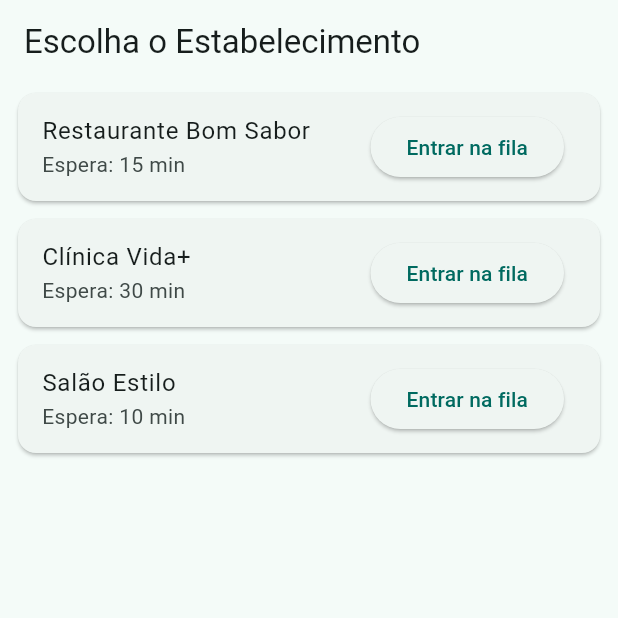
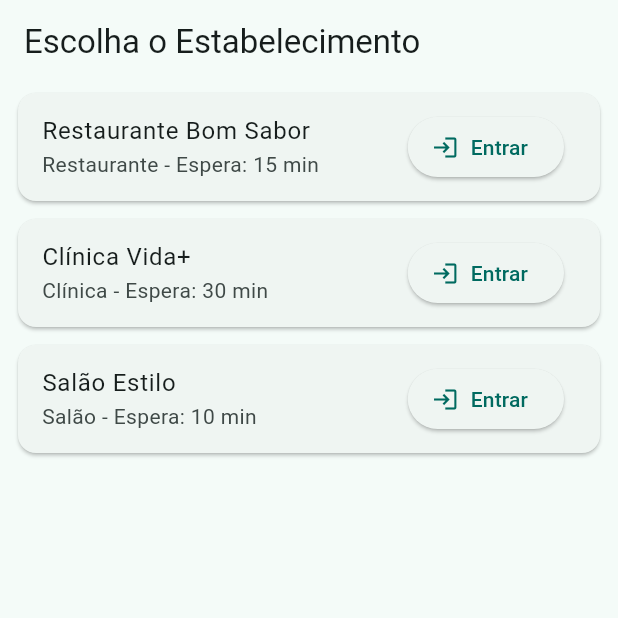
Before and after one commit to Alderi-Jr/Fila-Livre, a Flutter app: the screen it shows after launch, on a phone screen of 412 x 824 dp, the top half of it. Run offline on Flutter 3.47's test engine with Material 3 defaults, Android fonts, the phone set to English and light mode, and no system bars.

Commit message:
Feat: Melhorando a pare visial do projeto

```diff
--- a/lib/app.dart
+++ b/lib/app.dart
@@ -9,11 +9,20 @@ class FilaLivreApp extends StatelessWidget {
   @override
   Widget build(BuildContext context) {
     return MaterialApp(
+      debugShowCheckedModeBanner: false,
       title: 'Fila Livre',
       theme: ThemeData(
         colorScheme: ColorScheme.fromSeed(seedColor: Colors.teal),
         useMaterial3: true,
       ),
+      darkTheme: ThemeData(
+    colorScheme: ColorScheme.fromSeed(
+    seedColor: Colors.teal,
+    brightness: Brightness.dark,
+    ),
+        useMaterial3: true,
+      ),
+      themeMode: ThemeMode.system,
       initialRoute: '/',
       routes: {
         '/': (_) => const SplashScreen(),
--- a/lib/screens/estabelecimento_screen.dart
+++ b/lib/screens/estabelecimento_screen.dart
@@ -22,12 +22,19 @@ class EstabelecimentoScreen extends StatelessWidget {
             margin: const EdgeInsets.symmetric(horizontal: 12, vertical: 6),
             child: ListTile(
               title: Text(est.nome),
-              subtitle: Text("Espera: ${est.tempoEspera} min"),
-              trailing: ElevatedButton(
+              subtitle: Text("${est.tipo} - Espera: ${est.tempoEspera} min"),
+              trailing: ElevatedButton.icon(
                 onPressed: () {
+                  ScaffoldMessenger.of(context).showSnackBar(
+                    SnackBar(
+                      content: Text('Você entrou na fila de ${est.nome}'),
+                      duration: const Duration(seconds: 2),
+                    ),
+                  );
                   Navigator.pushNamed(context, '/fila');
                 },
-                child: const Text("Entrar na fila"),
+                icon: const Icon(Icons.login),
+                label: const Text("Entrar"),
               ),
             ),
           );
--- a/pubspec.yaml
+++ b/pubspec.yaml
@@ -1,5 +1,5 @@
 name: filalivre
-description: "A new Flutter project."
+description: "Fila Livre"
 # The following line prevents the package from being accidentally published to
 # pub.dev using `flutter pub publish`. This is preferred for private packages.
 publish_to: 'none' # Remove this line if you wish to publish to pub.dev
```
Also changed, not shown: lib/screens/fila_screen.dart (+18 -0 lines), lib/screens/splash_screen.dart (+22 -1 lines), pubspec.lock, 1 other file.
